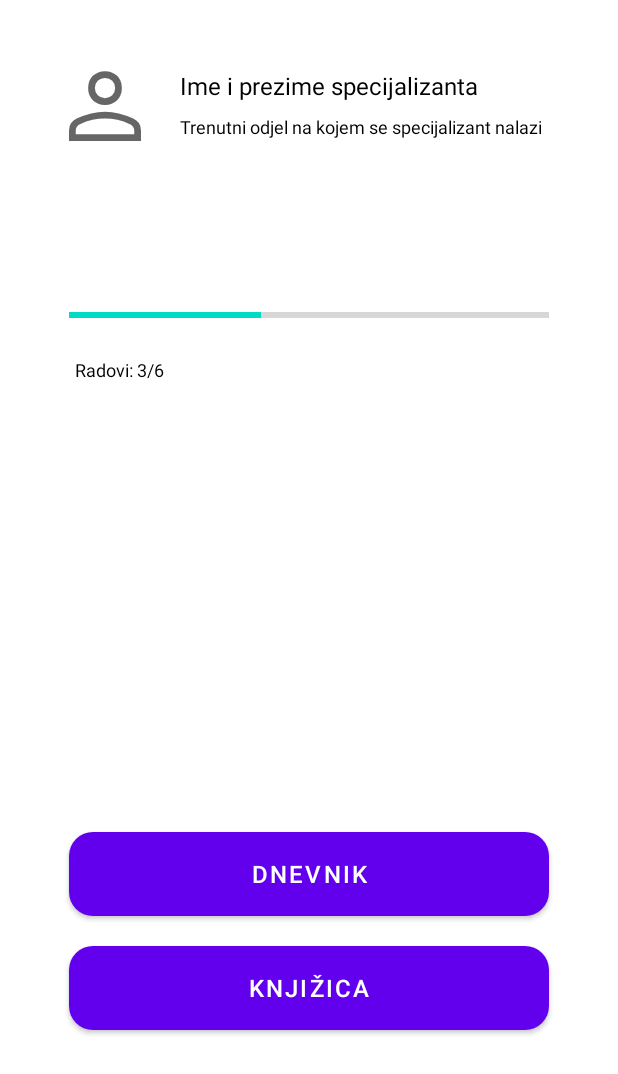
After one commit to AIR-FOI-HR/AIR2211, an Android app: the layout pracenje_specijalizacije.xml on its own in the app's theme, with its tools: preview values and no code run, on a phone screen of 412 x 824 dp. The commit adds this screen. Shown: the top 1074 px of the screen. Run offline under Robolectric (Android 15) with nearby library versions, the phone set to English and light mode, and no system bars.

Commit message:
Napravljen početni xml ekran za funkcionalnost

```diff
--- /dev/null
+++ b/Frontend/app/src/main/res/drawable/rounded_corner.xml
@@ -0,0 +1,5 @@
+<?xml version="1.0" encoding="utf-8"?>
+<shape xmlns:android="http://schemas.android.com/apk/res/android">
+    <corners  android:radius="16dp"/>
+    <solid android:color="@color/purple_200"></solid>
+</shape>
--- /dev/null
+++ b/Frontend/app/src/main/res/layout/pracenje_specijalizacije.xml
@@ -0,0 +1,96 @@
+<?xml version="1.0" encoding="utf-8"?>
+<LinearLayout
+    xmlns:android="http://schemas.android.com/apk/res/android"
+    android:layout_width="match_parent"
+    android:layout_height="match_parent">
+
+    <RelativeLayout
+        android:layout_height="match_parent"
+        android:layout_width="match_parent"
+        android:layout_margin="10dp">
+
+        <ImageView
+            android:id="@+id/specijalizantSlika"
+            android:src="@drawable/person_48px"
+            android:padding="4dp"
+            android:layout_width="80dp"
+            android:layout_height="80dp"
+            android:layout_marginTop="20dp"
+            android:layout_marginStart="20dp"
+            />
+
+        <TextView
+            android:id="@+id/spcijalizantIme"
+            android:layout_width="match_parent"
+            android:layout_height="wrap_content"
+            android:layout_marginStart="10dp"
+            android:layout_marginTop="36dp"
+            android:layout_toEndOf="@id/specijalizantSlika"
+            android:text="@string/specijalizantImePrezime"
+            android:textColor="@color/black"
+            android:textSize="16sp"/>
+
+        <TextView
+            android:id="@+id/spcijalizantTrenutniOdjel"
+            android:layout_width="match_parent"
+            android:layout_height="wrap_content"
+            android:layout_marginStart="10dp"
+            android:layout_marginTop="8dp"
+            android:layout_toEndOf="@id/specijalizantSlika"
+            android:layout_below="@id/spcijalizantIme"
+            android:text="@string/specijalizantTrenutniOdjel"
+            android:textColor="@color/black"
+            android:textSize="12sp"/>
+
+        <ProgressBar
+            android:id="@+id/napredakSpecijalizacije"
+            style="@style/Widget.AppCompat.ProgressBar.Horizontal"
+            android:layout_width="320dp"
+            android:layout_height="40dp"
+            android:layout_below="@id/specijalizantSlika"
+            android:layout_marginTop="80dp"
+            android:layout_centerHorizontal="true"
+            android:max="100"
+            android:progress="40"
+            />
+
+        <TextView
+            android:id="@+id/spcecijalizantNapredakRadovi"
+            android:layout_width="match_parent"
+            android:layout_height="wrap_content"
+            android:layout_marginStart="40dp"
+            android:layout_marginTop="8dp"
+            android:layout_below="@id/napredakSpecijalizacije"
+            android:text="@string/napredakRadovi"
+            android:textColor="@color/black"
+            android:textSize="12sp"/>
+
+        <Button
+            android:id="@+id/eDnevnikGumb"
+            android:layout_width="320dp"
+            android:layout_height="56dp"
+            android:layout_centerHorizontal="true"
+            android:layout_below="@+id/spcecijalizantNapredakRadovi"
+            android:layout_marginTop="300dp"
+            android:background="@drawable/rounded_corner"
+            android:text="@string/dnevnik"
+            android:textSize="16sp"
+            android:elevation="10dp"
+            />
+
+        <Button
+            android:id="@+id/knjizicaGumb"
+            android:layout_width="320dp"
+            android:layout_height="56dp"
+            android:layout_centerHorizontal="true"
+            android:layout_below="@+id/eDnevnikGumb"
+            android:layout_marginTop="20dp"
+            android:background="@drawable/rounded_corner"
+            android:text="@string/knjizica"
+            android:textSize="16sp"
+            android:elevation="10dp"
+            />
+
+    </RelativeLayout>
+
+</LinearLayout>
--- a/Frontend/app/src/main/res/values/strings.xml
+++ b/Frontend/app/src/main/res/values/strings.xml
@@ -3,4 +3,7 @@
     <string name="specijalizantSlika">Slika specijalizanta</string>
     <string name="specijalizantImePrezime">Ime i prezime specijalizanta</string>
     <string name="specijalizantTrenutniOdjel">Trenutni odjel na kojem se specijalizant nalazi</string>
+    <string name="napredakRadovi">Radovi: 3/6</string>
+    <string name="dnevnik">DNEVNIK</string>
+    <string name="knjizica">KNJIŽICA</string>
 </resources>
```
